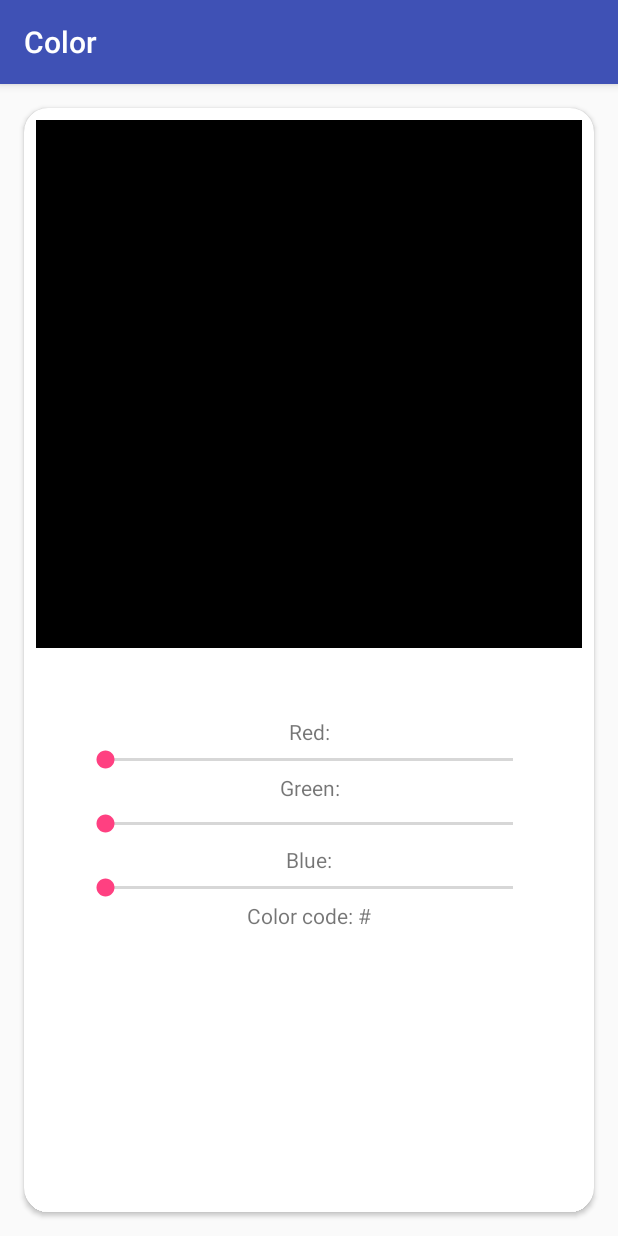
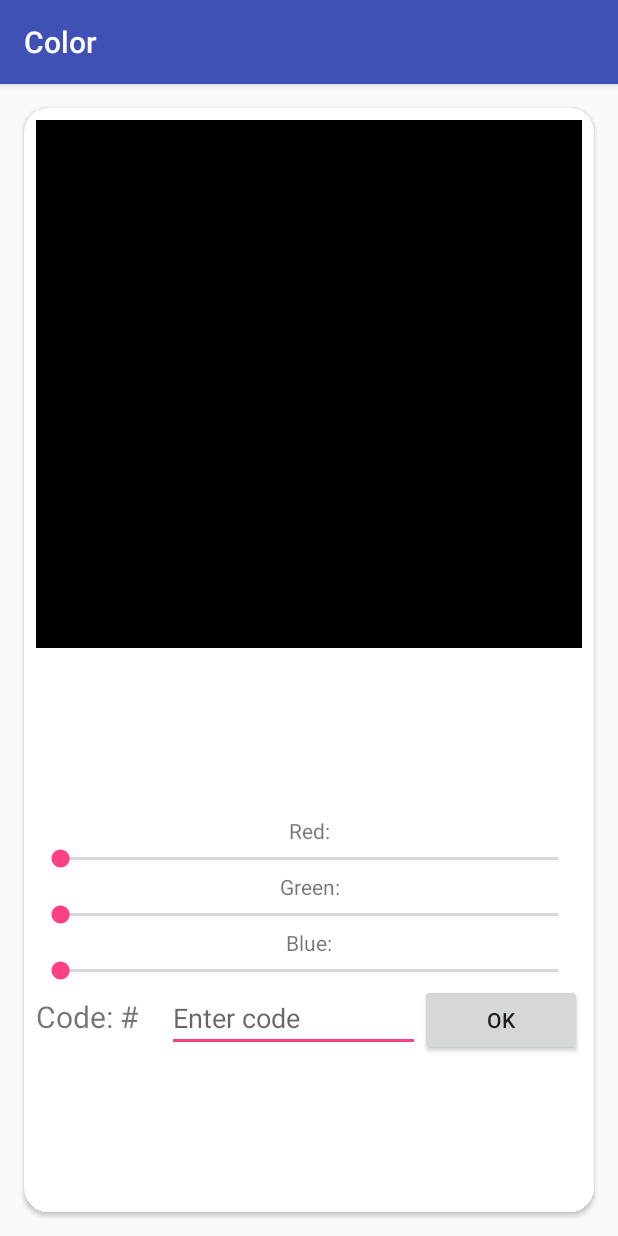
Before and after one commit to st18rai/ColorChooser, an Android app: the screen it shows after launch (MainActivity), on a phone screen of 412 x 824 dp. Run offline under Robolectric (Android 15) with nearby library versions, the phone set to English and light mode, and no system bars.

Commit message:
Added ability to set color manually.

```diff
--- a/app/src/main/java/com/st18apps/color/MainActivity.java
+++ b/app/src/main/java/com/st18apps/color/MainActivity.java
@@ -1,60 +1,102 @@
 package com.st18apps.color;
 
-import android.graphics.drawable.ColorDrawable;
+import android.graphics.Color;
 import android.support.v7.app.AppCompatActivity;
 import android.os.Bundle;
+import android.view.View;
+import android.widget.Button;
+import android.widget.EditText;
 import android.widget.LinearLayout;
 import android.widget.SeekBar;
 import android.widget.TextView;
+import android.widget.Toast;
+
+import java.util.regex.Matcher;
+import java.util.regex.Pattern;
 
 public class MainActivity extends AppCompatActivity implements SeekBar.OnSeekBarChangeListener {
 
-    private SeekBar red;
-    private SeekBar green;
-    private SeekBar blue;
-    private LinearLayout palette;
+    private SeekBar sbRed;
+    private SeekBar sbGreen;
+    private SeekBar sbBlue;
+    private LinearLayout llPalette;
     private TextView tvRed;
     private TextView tvGreen;
     private TextView tvBlue;
     private TextView tvCode;
+    private EditText etColor;
+    private Button button;
+    private Pattern pattern;
+    private Matcher matcher;
+
+    private static final String HEX_PATTERN = "^[A-Fa-f0-9]{6}$";
 
     @Override
     protected void onCreate(Bundle savedInstanceState) {
         super.onCreate(savedInstanceState);
         setContentView(R.layout.activity_main);
 
-        red = (SeekBar) findViewById(R.id.seekBarR);
-        green = (SeekBar) findViewById(R.id.seekBarG);
-        blue = (SeekBar) findViewById(R.id.seekBarB);
-        palette = (LinearLayout) findViewById(R.id.palette);
+        sbRed = (SeekBar) findViewById(R.id.seekBarR);
+        sbGreen = (SeekBar) findViewById(R.id.seekBarG);
+        sbBlue = (SeekBar) findViewById(R.id.seekBarB);
+        llPalette = (LinearLayout) findViewById(R.id.palette);
         tvRed = (TextView) findViewById(R.id.textViewR);
         tvGreen = (TextView) findViewById(R.id.textViewG);
         tvBlue = (TextView) findViewById(R.id.textViewB);
         tvCode = (TextView) findViewById(R.id.textViewColorCode);
+        etColor = (EditText) findViewById(R.id.editText);
+        button = (Button) findViewById(R.id.button);
 
-        red.setOnSeekBarChangeListener(this);
-        green.setOnSeekBarChangeListener(this);
-        blue.setOnSeekBarChangeListener(this);
+        sbRed.setOnSeekBarChangeListener(this);
+        sbGreen.setOnSeekBarChangeListener(this);
+        sbBlue.setOnSeekBarChangeListener(this);
+
+        button.setOnClickListener(new View.OnClickListener() {
+            @Override
+            public void onClick(View view) {
+                if (checkColor(etColor.getText().toString()))
+                    setColor();
+                else
+                    Toast.makeText(getApplicationContext(), "Enter correct data", Toast.LENGTH_SHORT).show();
+            }
+        });
 
     }
 
     private void updateColor() {
         int redColor, greenColor, blueColor, colorCode;
         String colorCodeText;
-        redColor = red.getProgress();
-        greenColor = green.getProgress();
-        blueColor = blue.getProgress();
+        redColor = sbRed.getProgress();
+        greenColor = sbGreen.getProgress();
+        blueColor = sbBlue.getProgress();
 
         colorCode = 0xff000000 + redColor * 0x10000 + greenColor * 0x100
                 + blueColor;
         colorCodeText = Integer.toHexString(colorCode).substring(2);
-        palette.setBackgroundColor(colorCode);
+        llPalette.setBackgroundColor(colorCode);
 
-        tvRed.setText(getResources().getString(R.string.red) + " " + String.valueOf(red.getProgress()));
-        tvGreen.setText(getResources().getString(R.string.green) + " " + String.valueOf(green.getProgress()));
-        tvBlue.setText(getResources().getString(R.string.blue) + " " + String.valueOf(blue.getProgress()));
-        tvCode.setText(getResources().getString(R.string.color_code) + " " + colorCodeText);
+        tvRed.setText(getResources().getString(R.string.red) + " " + String.valueOf(sbRed.getProgress()));
+        tvGreen.setText(getResources().getString(R.string.green) + " " + String.valueOf(sbGreen.getProgress()));
+        tvBlue.setText(getResources().getString(R.string.blue) + " " + String.valueOf(sbBlue.getProgress()));
+        etColor.setText(colorCodeText);
 
+    }
+
+    private void setColor() {
+        String enteredColor = etColor.getText().toString();
+
+        llPalette.setBackgroundColor(Color.parseColor("#" + enteredColor));
+
+        sbRed.setProgress(Integer.parseInt(enteredColor.substring(0, 2), 16));
+        sbGreen.setProgress(Integer.parseInt(enteredColor.substring(2, 4), 16));
+        sbBlue.setProgress(Integer.parseInt(enteredColor.substring(4, 6), 16));
+    }
+
+    private boolean checkColor(final String hex) {
+        pattern = Pattern.compile(HEX_PATTERN);
+        matcher = pattern.matcher(hex);
+
+        return matcher.matches();
     }
 
     @Override
--- a/app/src/main/res/layout-land/activity_main.xml
+++ b/app/src/main/res/layout-land/activity_main.xml
@@ -22,13 +22,12 @@
 
             <LinearLayout
                 android:layout_width="0dp"
-                android:layout_height="0dp"
+                android:layout_height="wrap_content"
                 android:layout_marginBottom="8dp"
                 android:layout_marginLeft="8dp"
                 android:layout_marginRight="8dp"
                 android:layout_marginTop="8dp"
                 android:orientation="vertical"
-                android:padding="30dp"
                 app:layout_constraintBottom_toBottomOf="parent"
                 app:layout_constraintLeft_toLeftOf="@+id/guideline"
                 app:layout_constraintRight_toRightOf="parent"
@@ -59,8 +58,6 @@
                     android:id="@+id/seekBarG"
                     android:layout_width="match_parent"
                     android:layout_height="wrap_content"
-                    android:layout_marginBottom="5dp"
-                    android:layout_marginTop="5dp"
                     android:max="255" />
 
                 <TextView
@@ -76,12 +73,36 @@
                     android:layout_height="wrap_content"
                     android:max="255" />
 
-                <TextView
-                    android:id="@+id/textViewColorCode"
+                <LinearLayout
                     android:layout_width="match_parent"
                     android:layout_height="wrap_content"
-                    android:gravity="center"
-                    android:text="@string/color_code" />
+                    android:orientation="horizontal">
+
+                    <TextView
+                        android:id="@+id/textViewColorCode"
+                        android:layout_width="wrap_content"
+                        android:layout_height="wrap_content"
+                        android:text="@string/color_code"
+                        android:textSize="15sp"
+                        android:layout_weight="1"/>
+
+                    <EditText
+                        android:id="@+id/editText"
+                        android:layout_width="wrap_content"
+                        android:layout_height="wrap_content"
+                        android:ems="7"
+                        android:layout_weight="1"
+                        android:hint="@string/enter_color_code"
+                        android:inputType="textPersonName"/>
+
+                    <Button
+                        android:id="@+id/button"
+                        android:layout_weight="1"
+                        android:layout_width="wrap_content"
+                        android:layout_height="wrap_content"
+                        android:text="@string/ok"/>
+                </LinearLayout>
+
 
             </LinearLayout>
 
--- a/app/src/main/res/layout/activity_main.xml
+++ b/app/src/main/res/layout/activity_main.xml
@@ -22,13 +22,12 @@
 
             <LinearLayout
                 android:layout_width="0dp"
-                android:layout_height="0dp"
+                android:layout_height="wrap_content"
                 android:layout_marginBottom="8dp"
                 android:layout_marginLeft="8dp"
                 android:layout_marginRight="8dp"
                 android:layout_marginTop="8dp"
                 android:orientation="vertical"
-                android:padding="30dp"
                 app:layout_constraintBottom_toBottomOf="parent"
                 app:layout_constraintLeft_toLeftOf="parent"
                 app:layout_constraintRight_toRightOf="parent"
@@ -39,48 +38,70 @@
                     android:layout_width="match_parent"
                     android:layout_height="wrap_content"
                     android:gravity="center"
-                    android:text="@string/red" />
+                    android:text="@string/red"/>
 
                 <SeekBar
                     android:id="@+id/seekBarR"
                     android:layout_width="match_parent"
                     android:layout_height="wrap_content"
-                    android:max="255" />
+                    android:max="255"/>
 
                 <TextView
                     android:id="@+id/textViewG"
                     android:layout_width="match_parent"
                     android:layout_height="wrap_content"
                     android:gravity="center"
-                    android:text="@string/green" />
+                    android:text="@string/green"/>
 
                 <SeekBar
                     android:id="@+id/seekBarG"
                     android:layout_width="match_parent"
                     android:layout_height="wrap_content"
-                    android:layout_marginBottom="5dp"
-                    android:layout_marginTop="5dp"
-                    android:max="255" />
+                    android:max="255"/>
 
                 <TextView
                     android:id="@+id/textViewB"
                     android:layout_width="match_parent"
                     android:layout_height="wrap_content"
                     android:gravity="center"
-                    android:text="@string/blue" />
+                    android:text="@string/blue"/>
 
                 <SeekBar
                     android:id="@+id/seekBarB"
                     android:layout_width="match_parent"
                     android:layout_height="wrap_content"
-                    android:max="255" />
+                    android:max="255"/>
+
+                <LinearLayout
+                    android:layout_width="match_parent"
+                    android:layout_height="wrap_content"
+                    android:orientation="horizontal">
 
                     <TextView
                         android:id="@+id/textViewColorCode"
-                    android:layout_width="match_parent"
+                        android:layout_width="wrap_content"
                         android:layout_height="wrap_content"
                         android:text="@string/color_code"
-                    android:gravity="center"/>
+                        android:textSize="20sp"
+                        android:layout_weight="1"/>
+
+                    <EditText
+                        android:id="@+id/editText"
+                        android:layout_width="wrap_content"
+                        android:layout_height="wrap_content"
+                        android:ems="7"
+                        android:layout_weight="1"
+                        android:hint="@string/enter_color_code"
+                        android:inputType="textPersonName"/>
+
+                    <Button
+                        android:id="@+id/button"
+                        android:layout_weight="1"
+                        android:layout_width="wrap_content"
+                        android:layout_height="wrap_content"
+                        android:text="@string/ok"/>
+                </LinearLayout>
+
 
             </LinearLayout>
 
@@ -107,7 +128,7 @@
                 android:orientation="horizontal"
                 app:layout_constraintGuide_percent="0.5"
                 tools:layout_editor_absoluteX="0dp"
-                tools:layout_editor_absoluteY="556dp" />
+                tools:layout_editor_absoluteY="556dp"/>
         </android.support.constraint.ConstraintLayout>
     </android.support.v7.widget.CardView>
 </RelativeLayout>
--- a/app/src/main/res/values/strings.xml
+++ b/app/src/main/res/values/strings.xml
@@ -3,5 +3,7 @@
     <string name="red">Red:</string>
     <string name="green">Green:</string>
     <string name="blue">Blue:</string>
-    <string name="color_code">Color code: #</string>
+    <string name="color_code">Code: #</string>
+    <string name="ok">OK</string>
+    <string name="enter_color_code">Enter code</string>
 </resources>
```
Lines whose indentation alone changed are shown as unchanged.
